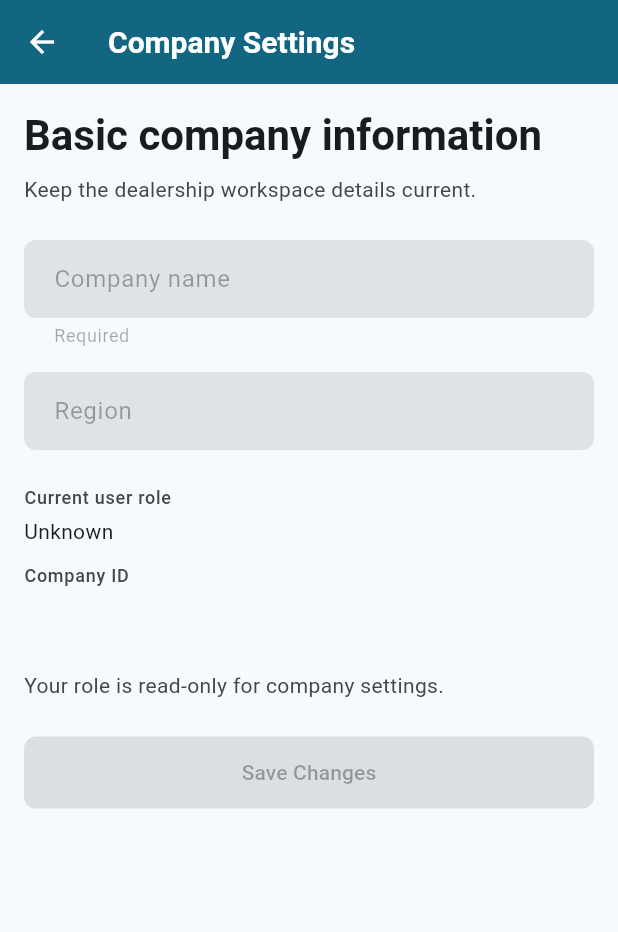
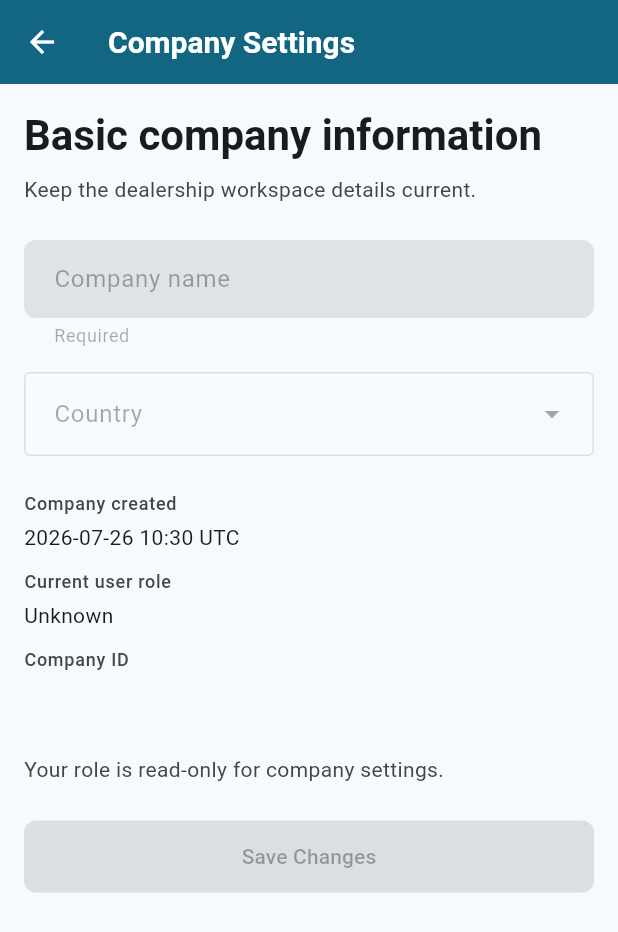
Before and after one commit to gunnarhull-code/IronSightAI, a Flutter app: the CompanySettingsScreen screen opened by its route, on a phone screen of 412 x 824 dp. Shown: the top 932 px of the screen. Run offline on Flutter 3.47's test engine with Material 3 defaults, Android fonts, the phone set to English and light mode, and no system bars; our stand-ins replace flutter_dotenv, supabase_flutter; accounts and stored records are empty; statements that could not run were skipped.

Commit message:
feat: consolidate company country UX and local timestamps
Combine PR #5 (searchable Country selector + US default) and PR #10
(company-country local created/updated timestamps) onto latest main.
Preserve form keyboard/autofill UX from main while retaining both
country behaviors. No schema or migration changes.

Co-authored-by: gunnarhull-code <gunnarhull-code@users.noreply.github.com>

```diff
--- /dev/null
+++ b/lib/domain/entities/country_catalog.dart
@@ -0,0 +1,79 @@
+/// Fixed V1 list of selectable company countries.
+///
+/// Values are persisted in the existing `companies.region` column — the
+/// database field is intentionally not renamed in this sprint. The UI label
+/// is "Country"; [defaultCompanyCountry] is applied when a company is first
+/// created. Adding a country here is a deliberate content change.
+const String defaultCompanyCountry = 'United States';
+
+/// Supported countries shown in the company Country dropdown.
+///
+/// Sorted alphabetically by English short name for searchable selection.
+const List<String> countryCatalog = [
+  'Argentina',
+  'Australia',
+  'Austria',
+  'Belgium',
+  'Brazil',
+  'Canada',
+  'Chile',
+  'China',
+  'Colombia',
+  'Czech Republic',
+  'Denmark',
+  'Finland',
+  'France',
+  'Germany',
+  'India',
+  'Indonesia',
+  'Ireland',
+  'Italy',
+  'Japan',
+  'Malaysia',
+  'Mexico',
+  'Netherlands',
+  'New Zealand',
+  'Norway',
+  'Peru',
+  'Philippines',
+  'Poland',
+  'Portugal',
+  'Singapore',
+  'South Africa',
+  'South Korea',
+  'Spain',
+  'Sweden',
+  'Switzerland',
+  'Thailand',
+  'Turkey',
+  'United Arab Emirates',
+  'United Kingdom',
+  'United States',
+  'Vietnam',
+];
+
+/// Dropdown entries for [currentValue], preserving legacy free-text regions
+/// that are not in [countryCatalog] so existing company rows still load.
+List<String> countryDropdownEntries({String? currentValue}) {
+  final current = currentValue?.trim();
+  if (current == null ||
+      current.isEmpty ||
+      countryCatalog.contains(current)) {
+    return countryCatalog;
+  }
+
+  return [...countryCatalog, current]..sort();
+}
+
+/// Whether [value] is an allowed country selection for save.
+///
+/// Empty values remain allowed (optional field). Non-empty values must be in
+/// the supported catalog or match the company's existing legacy region value.
+bool isAllowedCompanyCountry(
+  String? value, {
+  String? existingRegion,
+}) {
+  final trimmed = value?.trim() ?? '';
+  if (trimmed.isEmpty) return true;
+  return countryDropdownEntries(currentValue: existingRegion).contains(trimmed);
+}
--- /dev/null
+++ b/lib/domain/entities/country_time_zone.dart
@@ -0,0 +1,90 @@
+/// Primary UTC offset and label for a company country.
+///
+/// Multi-zone countries use one representative business timezone (capital /
+/// primary commercial center). Offsets are standard (non-DST) minutes east of
+/// UTC so timestamps can be localized without a timezone database dependency.
+class CountryTimeZone {
+  const CountryTimeZone({
+    required this.utcOffsetMinutes,
+    required this.label,
+  });
+
+  /// Minutes east of UTC (negative for west).
+  final int utcOffsetMinutes;
+
+  /// Short zone label shown next to formatted timestamps (e.g. `UTC-5`).
+  final String label;
+}
+
+/// Fallback when the company has no country or an unrecognized legacy region.
+const CountryTimeZone utcTimeZone = CountryTimeZone(
+  utcOffsetMinutes: 0,
+  label: 'UTC',
+);
+
+/// Representative time zones for [countryCatalog] entries.
+const Map<String, CountryTimeZone> countryTimeZones = {
+  'Argentina': CountryTimeZone(utcOffsetMinutes: -180, label: 'UTC-3'),
+  'Australia': CountryTimeZone(utcOffsetMinutes: 600, label: 'UTC+10'),
+  'Austria': CountryTimeZone(utcOffsetMinutes: 60, label: 'UTC+1'),
+  'Belgium': CountryTimeZone(utcOffsetMinutes: 60, label: 'UTC+1'),
+  'Brazil': CountryTimeZone(utcOffsetMinutes: -180, label: 'UTC-3'),
+  'Canada': CountryTimeZone(utcOffsetMinutes: -300, label: 'UTC-5'),
+  'Chile': CountryTimeZone(utcOffsetMinutes: -240, label: 'UTC-4'),
+  'China': CountryTimeZone(utcOffsetMinutes: 480, label: 'UTC+8'),
+  'Colombia': CountryTimeZone(utcOffsetMinutes: -300, label: 'UTC-5'),
+  'Czech Republic': CountryTimeZone(utcOffsetMinutes: 60, label: 'UTC+1'),
+  'Denmark': CountryTimeZone(utcOffsetMinutes: 60, label: 'UTC+1'),
+  'Finland': CountryTimeZone(utcOffsetMinutes: 120, label: 'UTC+2'),
+  'France': CountryTimeZone(utcOffsetMinutes: 60, label: 'UTC+1'),
+  'Germany': CountryTimeZone(utcOffsetMinutes: 60, label: 'UTC+1'),
+  'India': CountryTimeZone(utcOffsetMinutes: 330, label: 'UTC+5:30'),
+  'Indonesia': CountryTimeZone(utcOffsetMinutes: 420, label: 'UTC+7'),
+  'Ireland': CountryTimeZone(utcOffsetMinutes: 0, label: 'UTC'),
+  'Italy': CountryTimeZone(utcOffsetMinutes: 60, label: 'UTC+1'),
+  'Japan': CountryTimeZone(utcOffsetMinutes: 540, label: 'UTC+9'),
+  'Malaysia': CountryTimeZone(utcOffsetMinutes: 480, label: 'UTC+8'),
+  'Mexico': CountryTimeZone(utcOffsetMinutes: -360, label: 'UTC-6'),
+  'Netherlands': CountryTimeZone(utcOffsetMinutes: 60, label: 'UTC+1'),
+  'New Zealand': CountryTimeZone(utcOffsetMinutes: 720, label: 'UTC+12'),
+  'Norway': CountryTimeZone(utcOffsetMinutes: 60, label: 'UTC+1'),
+  'Peru': CountryTimeZone(utcOffsetMinutes: -300, label: 'UTC-5'),
+  'Philippines': CountryTimeZone(utcOffsetMinutes: 480, label: 'UTC+8'),
+  'Poland': CountryTimeZone(utcOffsetMinutes: 60, label: 'UTC+1'),
+  'Portugal': CountryTimeZone(utcOffsetMinutes: 0, label: 'UTC'),
+  'Singapore': CountryTimeZone(utcOffsetMinutes: 480, label: 'UTC+8'),
+  'South Africa': CountryTimeZone(utcOffsetMinutes: 120, label: 'UTC+2'),
+  'South Korea': CountryTimeZone(utcOffsetMinutes: 540, label: 'UTC+9'),
+  'Spain': CountryTimeZone(utcOffsetMinutes: 60, label: 'UTC+1'),
+  'Sweden': CountryTimeZone(utcOffsetMinutes: 60, label: 'UTC+1'),
+  'Switzerland': CountryTimeZone(utcOffsetMinutes: 60, label: 'UTC+1'),
+  'Thailand': CountryTimeZone(utcOffsetMinutes: 420, label: 'UTC+7'),
+  'Turkey': CountryTimeZone(utcOffsetMinutes: 180, label: 'UTC+3'),
+  'United Arab Emirates': CountryTimeZone(utcOffsetMinutes: 240, label: 'UTC+4'),
+  'United Kingdom': CountryTimeZone(utcOffsetMinutes: 0, label: 'UTC'),
+  'United States': CountryTimeZone(utcOffsetMinutes: -300, label: 'UTC-5'),
+  'Vietnam': CountryTimeZone(utcOffsetMinutes: 420, label: 'UTC+7'),
+};
+
+/// Resolves the display time zone for a stored company country / region value.
+CountryTimeZone timeZoneForCompanyCountry(String? country) {
+  final trimmed = country?.trim();
+  if (trimmed == null || trimmed.isEmpty) return utcTimeZone;
+  return countryTimeZones[trimmed] ?? utcTimeZone;
+}
+
+/// Formats [timestamp] in the representative zone for [companyCountry].
+///
+/// Instant is always taken as UTC; the company country only affects display.
+String formatCompanyLocalTimestamp(
+  DateTime timestamp, {
+  String? companyCountry,
+}) {
+  final zone = timeZoneForCompanyCountry(companyCountry);
+  final local = timestamp.toUtc().add(
+    Duration(minutes: zone.utcOffsetMinutes),
+  );
+  String twoDigits(int value) => value.toString().padLeft(2, '0');
+  return '${local.year}-${twoDigits(local.month)}-${twoDigits(local.day)} '
+      '${twoDigits(local.hour)}:${twoDigits(local.minute)} ${zone.label}';
+}
--- a/lib/domain/repositories/company_repository.dart
+++ b/lib/domain/repositories/company_repository.dart
@@ -7,7 +7,7 @@ import '../entities/company_membership.dart';
 /// interface is intentionally narrow now and ready to grow for:
 /// - multiple users per company (invites / roster)
 /// - manager and inspector roles
-/// - company region settings
+/// - company country settings (stored as `region`)
 /// - equipment and inspection repositories scoped by [Company.id]
 abstract class CompanyRepository {
   /// Returns the company for the currently authenticated user, or `null`
--- a/lib/domain/use_cases/create_company_for_current_user.dart
+++ b/lib/domain/use_cases/create_company_for_current_user.dart
@@ -1,17 +1,31 @@
 import '../entities/company.dart';
+import '../entities/country_catalog.dart';
 import '../repositories/company_repository.dart';
 
 /// Creates a company and joins the current user as its owner.
+///
+/// New companies are persisted with [defaultCompanyCountry] in the existing
+/// `region` column (UI: Country). No schema change is required.
 class CreateCompanyForCurrentUser {
   const CreateCompanyForCurrentUser(this._repository);
 
   final CompanyRepository _repository;
 
-  Future<Company> call({required String name}) {
+  Future<Company> call({required String name}) async {
     final trimmed = name.trim();
     if (trimmed.isEmpty) {
       throw ArgumentError('Company name is required');
     }
-    return _repository.createCompanyForCurrentUser(name: trimmed);
+
+    final company = await _repository.createCompanyForCurrentUser(
+      name: trimmed,
+    );
+
+    // The create RPC only accepts a name today; apply the country default via
+    // the existing update path so new companies land as United States.
+    return _repository.updateCurrentUserCompany(
+      name: company.name,
+      region: defaultCompanyCountry,
+    );
   }
 }
--- a/lib/features/company/presentation/company_settings_screen.dart
+++ b/lib/features/company/presentation/company_settings_screen.dart
@@ -2,6 +2,8 @@ import 'package:flutter/material.dart';
 import 'package:flutter/services.dart';
 
 import '../../../domain/entities/company_membership.dart';
+import '../../../domain/entities/country_catalog.dart';
+import '../../../domain/entities/country_time_zone.dart';
 import '../../../domain/repositories/company_repository.dart';
 import '../../../domain/use_cases/get_current_user_company_membership.dart';
 import '../../../domain/use_cases/update_company_details.dart';
@@ -22,9 +24,9 @@ class CompanySettingsScreen extends StatefulWidget {
 class _CompanySettingsScreenState extends State<CompanySettingsScreen> {
   final _formKey = GlobalKey<FormState>();
   final _nameController = TextEditingController();
-  final _regionController = TextEditingController();
+  final _countryController = TextEditingController();
   final _nameFocus = FocusNode();
-  final _regionFocus = FocusNode();
+  final _countryFocus = FocusNode();
 
   late final GetCurrentUserCompanyMembership _getMembership;
   late final UpdateCompanyDetails _updateCompany;
@@ -44,16 +46,16 @@ class _CompanySettingsScreenState extends State<CompanySettingsScreen> {
     _getMembership = GetCurrentUserCompanyMembership(widget.repository);
     _updateCompany = UpdateCompanyDetails(widget.repository);
     _nameController.addListener(_syncUnsavedChanges);
-    _regionController.addListener(_syncUnsavedChanges);
+    _countryController.addListener(_syncUnsavedChanges);
     _loadSettings();
   }
 
   @override
   void dispose() {
     _nameController.dispose();
-    _regionController.dispose();
+    _countryController.dispose();
     _nameFocus.dispose();
-    _regionFocus.dispose();
+    _countryFocus.dispose();
     super.dispose();
   }
 
@@ -102,7 +104,7 @@ class _CompanySettingsScreenState extends State<CompanySettingsScreen> {
     _isApplyingMembership = true;
     _membership = membership;
     _nameController.text = membership.company.name;
-    _regionController.text = membership.company.region ?? '';
+    _countryController.text = membership.company.region ?? '';
     _hasUnsavedChanges = false;
     _isApplyingMembership = false;
   }
@@ -113,11 +115,17 @@ class _CompanySettingsScreenState extends State<CompanySettingsScreen> {
     final company = _membership!.company;
     final hasChanges =
         _nameController.text.trim() != company.name ||
-        _regionController.text.trim() != (company.region ?? '');
+        _countryController.text.trim() != (company.region ?? '');
 
-    if (hasChanges != _hasUnsavedChanges) {
-      setState(() => _hasUnsavedChanges = hasChanges);
-    }
+    // Always rebuild so the company-created timestamp reformats immediately
+    // when the Country dropdown selection changes.
+    setState(() => _hasUnsavedChanges = hasChanges);
+  }
+
+  String get _selectedCountryForDisplay {
+    final selected = _countryController.text.trim();
+    if (selected.isNotEmpty) return selected;
+    return _membership?.company.region ?? defaultCompanyCountry;
   }
 
   Future<void> _save() async {
@@ -133,7 +141,7 @@ class _CompanySettingsScreenState extends State<CompanySettingsScreen> {
     try {
       final updatedCompany = await _updateCompany(
         name: _nameController.text,
-        region: _regionController.text,
+        region: _countryController.text,
       );
       if (!mounted) return;
 
@@ -267,7 +275,7 @@ class _CompanySettingsScreenState extends State<CompanySettingsScreen> {
                       },
                       onFieldSubmitted: (_) {
                         if (canEdit && !_isSaving) {
-                          _regionFocus.requestFocus();
+                          _countryFocus.requestFocus();
                         }
                       },
                     ),
@@ -275,22 +283,64 @@ class _CompanySettingsScreenState extends State<CompanySettingsScreen> {
                   const SizedBox(height: 16),
                   FocusTraversalOrder(
                     order: const NumericFocusOrder(2),
-                    child: TextFormField(
-                      controller: _regionController,
-                      focusNode: _regionFocus,
-                      enabled: canEdit && !_isSaving,
-                      textCapitalization: TextCapitalization.words,
-                      textInputAction: TextInputAction.done,
-                      autofillHints: null,
-                      decoration: const InputDecoration(labelText: 'Region'),
-                      onFieldSubmitted: (_) {
-                        if (canEdit && !_isSaving && _hasUnsavedChanges) {
-                          _save();
-                        }
+                    child: LayoutBuilder(
+                      builder: (context, constraints) {
+                        final countryEntries = countryDropdownEntries(
+                          currentValue: membership.company.region,
+                        );
+                        return FormField<String>(
+                          // Validates the controller text so typed search terms
+                          // that were never selected from the list are rejected,
+                          // matching the equipment manufacturer dropdown pattern.
+                          validator: (_) {
+                            final value = _countryController.text.trim();
+                            if (!isAllowedCompanyCountry(
+                              value,
+                              existingRegion: membership.company.region,
+                            )) {
+                              return 'Select a country from the list';
+                            }
+                            return null;
+                          },
+                          builder: (field) {
+                            return DropdownMenu<String>(
+                              key: const Key('company_country_dropdown'),
+                              controller: _countryController,
+                              // DropdownMenu does not expose autofillHints; the
+                              // surrounding name field disables autofill explicitly.
+                              focusNode: _countryFocus,
+                              enabled: canEdit && !_isSaving,
+                              enableFilter: true,
+                              requestFocusOnTap: true,
+                              width: constraints.maxWidth,
+                              label: const Text('Country'),
+                              errorText: field.errorText,
+                              dropdownMenuEntries: countryEntries
+                                  .map(
+                                    (country) => DropdownMenuEntry<String>(
+                                      value: country,
+                                      label: country,
+                                    ),
+                                  )
+                                  .toList(),
+                              onSelected: (_) {
+                                field.validate();
+                                _syncUnsavedChanges();
+                              },
+                            );
+                          },
+                        );
                       },
                     ),
                   ),
                   const SizedBox(height: 24),
+                  _ReadOnlyInfo(
+                    label: 'Company created',
+                    value: formatCompanyLocalTimestamp(
+                      membership.company.createdAt,
+                      companyCountry: _selectedCountryForDisplay,
+                    ),
+                  ),
                   _ReadOnlyInfo(
                     label: 'Current user role',
                     value: membership.role.label,
```
Also changed, not shown: lib/app/router.dart (+5 -2 lines), lib/features/equipment/presentation/equipment_form_screen.dart (+57 -10 lines), 5 other files.
